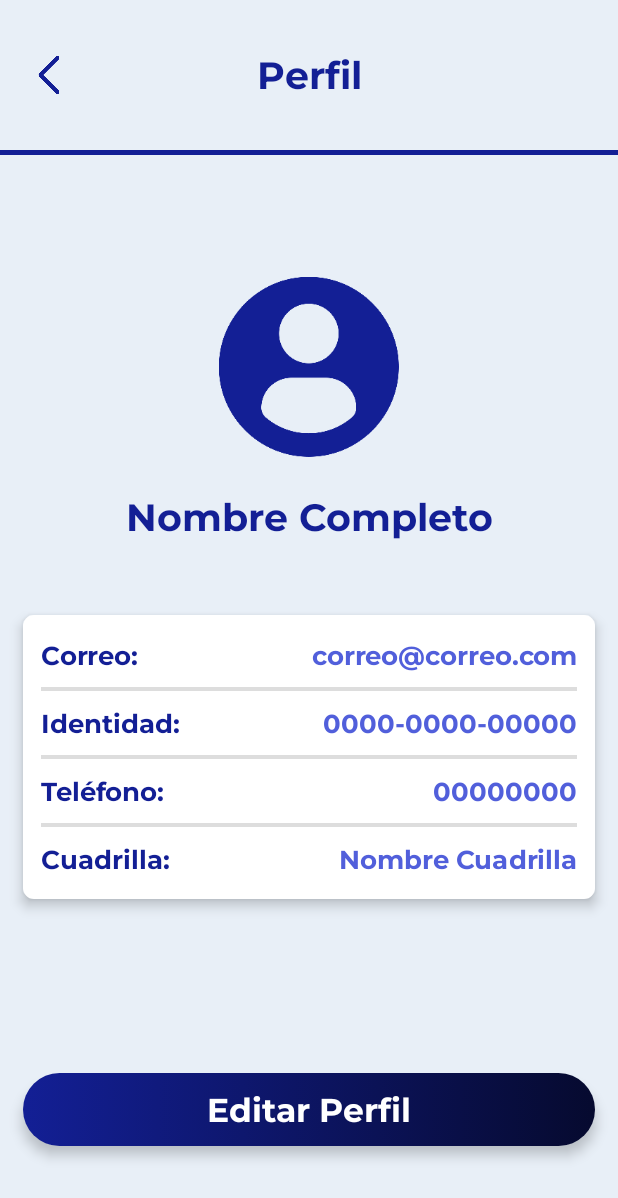
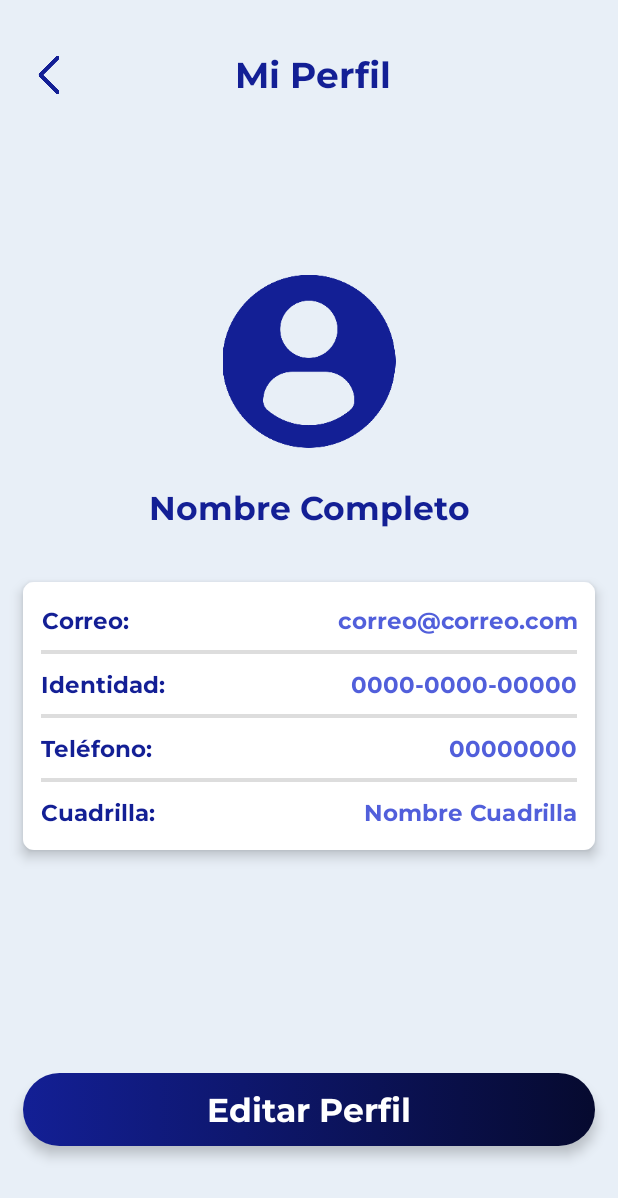
Before and after one commit to neusteromega/INGELCOM-CajaChica, an Android app: the EmpMenuPrincipal screen opened directly, with no data from a screen before it, after a tap on "Mi Perfil", on a phone screen of 412 x 824 dp. Shown: the top 1198 px of the screen. Run offline under Robolectric (Android 15) with nearby library versions, the phone set to English and light mode, and no system bars; our stand-ins replace Firebase (no records; nobody signed in at launch, a user with empty details on screens opened directly).

Commit message:
La parte de perfil, finalizada

```diff
--- a/app/src/main/java/com/ingelcom/cajachica/EmpMenuPrincipal.java
+++ b/app/src/main/java/com/ingelcom/cajachica/EmpMenuPrincipal.java
@@ -44,6 +44,7 @@
         finishAffinity(); //Cierra toda la pila de retroceso para que al dar clic en el botón de retroceso, ya no hayan activities y salga de la app
     }
 
+    //Eventos Click de los botones del menú
     public void registrarGasto(View view) {
         Utilidades.iniciarActivity(this, RegistrarEditarGasto.class, false);
     }
@@ -53,7 +54,7 @@
     }
 
     public void miPerfil(View view) {
-        Utilidades.iniciarActivity(this, Perfil.class, false);
+        Utilidades.iniciarActivityConString(this, Perfil.class, "ActivityPerfil", "PerfilEmpleado"); //Enviamos el texto "PerfilEmpleado" que ayudará a saber que el Activity "Perfil" debe mostrar los datos del Empleado actual
     }
 
     public void cerrarSesion(View view) {
--- a/app/src/main/java/com/ingelcom/cajachica/Herramientas/FirestoreCallbacks.java
+++ b/app/src/main/java/com/ingelcom/cajachica/Herramientas/FirestoreCallbacks.java
@@ -27,7 +27,11 @@
     }
 
     public interface FirestoreInsertCallback {
-        void onSuccess(String idDocumento);
+        void onSuccess(String texto);
         void onFailure(Exception e);
     }
+
+    public interface FirestoreValidationCallback {
+        void onResultado(boolean esValido); //Recibe un valor booleano
+    }
 }
--- a/app/src/main/java/com/ingelcom/cajachica/Perfil.java
+++ b/app/src/main/java/com/ingelcom/cajachica/Perfil.java
@@ -4,16 +4,157 @@
 
 import android.content.Intent;
 import android.os.Bundle;
+import android.util.Log;
 import android.view.View;
+import android.widget.LinearLayout;
+import android.widget.TextView;
+import android.widget.Toast;
 
+import com.google.firebase.auth.FirebaseAuth;
+import com.google.firebase.auth.FirebaseUser;
+import com.ingelcom.cajachica.DAO.FirestoreOperaciones;
+import com.ingelcom.cajachica.Herramientas.FirestoreCallbacks;
 import com.ingelcom.cajachica.Herramientas.Utilidades;
 
+import java.util.Map;
+
 public class Perfil extends AppCompatActivity {
+
+    private FirebaseAuth mAuth;
+    private FirebaseUser currentUser;
+    private FirestoreOperaciones oper = new FirestoreOperaciones();
+    private TextView lblTitulo, lblSeparadorTelCua, lblNombre, lblCorreo, lblIdentidad, lblTelefono, lblCuadrilla, btnEditarPerfil;
+    private LinearLayout llCuadrilla;
+    private String emailActual, nombreActivity, nombre, correo, identidad, telefono, cuadrilla, rol, estado;
 
     @Override
     protected void onCreate(Bundle savedInstanceState) {
         super.onCreate(savedInstanceState);
         setContentView(R.layout.activity_perfil);
+
+        inicializarElementos();
+        obtenerDatos();
+        establecerElementos();
+    }
+
+    private void inicializarElementos() {
+        mAuth = FirebaseAuth.getInstance(); //Creamos la instancia de Firebase Authentication
+        currentUser = mAuth.getCurrentUser(); //Obtenemos el usuario actual
+        llCuadrilla = findViewById(R.id.LLCuadrillaPerfil);
+        lblSeparadorTelCua = findViewById(R.id.lblSepTelefonoCuadrillaPerfil);
+
+        lblTitulo = findViewById(R.id.lblTituloPerfil);
+        lblNombre = findViewById(R.id.lblNombrePerfil);
+        lblCorreo = findViewById(R.id.lblCorreoPerfil);
+        lblIdentidad = findViewById(R.id.lblIdentidadPerfil);
+        lblTelefono = findViewById(R.id.lblTelefonoPerfil);
+        lblCuadrilla = findViewById(R.id.lblCuadrillaPerfil);
+        btnEditarPerfil = findViewById(R.id.btnEditarPerfil);
+    }
+
+    private void obtenerDatos() {
+        emailActual = currentUser.getEmail(); //Obtenemos el email del usuario actual
+
+        nombreActivity = Utilidades.obtenerStringExtra(this, "ActivityPerfil");
+        nombre = Utilidades.obtenerStringExtra(this, "Nombre");
+        correo = Utilidades.obtenerStringExtra(this, "Correo");
+        identidad = Utilidades.obtenerStringExtra(this, "Identidad");
+        telefono = Utilidades.obtenerStringExtra(this, "Telefono");
+        cuadrilla = Utilidades.obtenerStringExtra(this, "Cuadrilla");
+        rol = Utilidades.obtenerStringExtra(this, "Rol");
+        estado = Utilidades.obtenerStringExtra(this, "Estado");
+    }
+
+    private void establecerElementos() {
+        //Que entre al if si "nombreActivity" no es nulo
+        if (nombreActivity != null) {
+            //El "nombreActivity" nos sirve para saber la pantalla con la que trabajaremos
+            switch (nombreActivity) {
+                //Establecemos los elementos gráficos si la pantalla es "PerfilAdmin"
+                case "PerfilAdmin":
+                    perfilAdmin();
+                    break;
+
+                //Establecemos los elementos gráficos si la pantalla es "PerfilEmpleadoAdmin"
+                case "PerfilEmpleadoAdmin":
+                    perfilEmpleadoAdmin();
+                    break;
+
+                //Establecemos los elementos gráficos si la pantalla es "PerfilEmpleado"
+                case "PerfilEmpleado":
+                    perfilEmpleado();
+                    break;
+            }
+        }
+    }
+
+    private void perfilAdmin() {
+        lblTitulo.setText("Mi Perfil"); //Asignamos el titulo
+
+        //POSIBLE CAMBIO SÓLO SI UN ADMIN PUEDE PERTENECER A UNA CUADRILLA. Ocultamos el separador entre Teléfono y Cuadrilla, y el LinearLayout de Cuadrilla
+        lblSeparadorTelCua.setVisibility(View.GONE);
+        llCuadrilla.setVisibility(View.GONE);
+
+        //Llamamos el método "obtenerUnRegistro" de la clase "FirestoreOperaciones", este nos ayudará a buscar el usuario dependiendo su correo
+        oper.obtenerUnRegistro("usuarios", "Correo", emailActual, new FirestoreCallbacks.FirestoreDocumentCallback() {
+            @Override
+            public void onCallback(Map<String, Object> documento) {
+                if (documento != null) { //Si "documento" no es nulo, quiere decir que encontró el usuario mediante el correo
+                    //Asignamos la información del usuario en los elementos gráficos de la pantalla. Esta información se extrae del hashMap "documento"
+                    lblNombre.setText((String) documento.get("Nombre"));
+                    lblCorreo.setText((String) documento.get("Correo"));
+                    lblIdentidad.setText((String) documento.get("Identidad"));
+                    lblTelefono.setText((String) documento.get("Telefono"));
+                }
+                else { //Si "documento" es nulo, no se encontró el usuario en la colección, y entrará en este else
+                    Toast.makeText(Perfil.this, "USUARIO NO ENCONTRADO", Toast.LENGTH_SHORT).show();
+                }
+            }
+
+            @Override
+            public void onFailure(Exception e) {
+                Log.w("Buscar Documento", "Error al obtener el documento", e);
+            }
+        });
+    }
+
+    private void perfilEmpleadoAdmin() {
+        lblTitulo.setText("Perfil de Empleado"); //Asignamos el titulo
+
+        //Asignamos los datos del empleado a los TextViews
+        lblNombre.setText(nombre);
+        lblCorreo.setText(correo);
+        lblIdentidad.setText(identidad);
+        lblTelefono.setText(telefono);
+        lblCuadrilla.setText(cuadrilla);
+    }
+
+    private void perfilEmpleado() {
+        //Asignamos el titulo
+        lblTitulo.setText("Mi Perfil");
+
+        //Llamamos el método "obtenerUnRegistro" de la clase "FirestoreOperaciones", este nos ayudará a buscar el usuario dependiendo su correo
+        oper.obtenerUnRegistro("usuarios", "Correo", emailActual, new FirestoreCallbacks.FirestoreDocumentCallback() {
+            @Override
+            public void onCallback(Map<String, Object> documento) {
+                if (documento != null) { //Si "documento" no es nulo, quiere decir que encontró el usuario mediante el correo
+                    //Asignamos la información del usuario en los elementos gráficos de la pantalla. Esta información se extrae del hashMap
+                    lblNombre.setText((String) documento.get("Nombre"));
+                    lblCorreo.setText((String) documento.get("Correo"));
+                    lblIdentidad.setText((String) documento.get("Identidad"));
+                    lblTelefono.setText((String) documento.get("Telefono"));
+                    lblCuadrilla.setText((String) documento.get("Cuadrilla"));
+                }
+                else { //Si "documento" es nulo, no se encontró el usuario en la colección, y entrará en este else
+                    Toast.makeText(Perfil.this, "USUARIO NO ENCONTRADO", Toast.LENGTH_SHORT).show();
+                }
+            }
+
+            @Override
+            public void onFailure(Exception e) {
+                Log.w("Buscar Documento", "Error al obtener el documento", e);
+            }
+        });
     }
 
     public void editarPerfil(View view) {
--- a/app/src/main/res/layout/activity_listado_empleados.xml
+++ b/app/src/main/res/layout/activity_listado_empleados.xml
@@ -32,7 +32,6 @@
             android:layout_height="40dp"
             android:fontFamily="@font/montserrat_bold"
             android:gravity="center"
-            android:onClick="perfil"
             android:text="Listado de Empleados"
             android:textColor="@color/clr_fuente_primario"
             android:textSize="24dp"
--- a/app/src/main/res/layout/activity_perfil.xml
+++ b/app/src/main/res/layout/activity_perfil.xml
@@ -23,7 +23,7 @@
             android:gravity="center|left"
             android:orientation="horizontal"
             android:paddingLeft="20dp"
-            android:paddingRight="45dp">
+            android:paddingRight="40dp">
 
             <ImageView
                 android:id="@+id/imgRegresarPerfil"
@@ -39,7 +39,7 @@
                 android:gravity="center"
                 android:text="Perfil"
                 android:textColor="@color/clr_fuente_primario"
-                android:textSize="25dp" />
+                android:textSize="24dp" />
 
         </LinearLayout>
 
@@ -51,7 +51,8 @@
             android:background="@drawable/clr_casillaazul_separador"
             android:fontFamily="@font/montserrat_bold"
             android:gravity="center"
-            android:textSize="2dp" />
+            android:textSize="2dp"
+            android:visibility="gone" />
 
     </LinearLayout>
 
@@ -69,20 +70,22 @@
         <ImageView
             android:id="@+id/imgUsuarioPerfil"
             android:layout_width="match_parent"
-            android:layout_height="120dp"
+            android:layout_height="115dp"
             app:srcCompat="@mipmap/ico_azul_perfilusuario" />
 
         <TextView
             android:id="@+id/lblNombrePerfil"
             android:layout_width="match_parent"
-            android:layout_height="40dp"
-            android:layout_marginTop="20dp"
-            android:layout_marginBottom="30dp"
+            android:layout_height="wrap_content"
+            android:layout_marginLeft="15dp"
+            android:layout_marginTop="25dp"
+            android:layout_marginRight="15dp"
+            android:layout_marginBottom="20dp"
             android:fontFamily="@font/montserrat_bold"
             android:gravity="center"
             android:text="Nombre Completo"
             android:textColor="@color/clr_fuente_primario"
-            android:textSize="25dp" />
+            android:textSize="22dp" />
 
         <LinearLayout
             android:id="@+id/LLDatosPerfil"
@@ -112,19 +115,22 @@
                     android:layout_height="wrap_content"
                     android:layout_marginRight="5dp"
                     android:fontFamily="@font/montserrat_bold"
+                    android:gravity="center"
                     android:text="Correo:"
                     android:textColor="@color/clr_fuente_primario"
-                    android:textSize="17dp" />
+                    android:textSize="15dp" />
 
                 <TextView
                     android:id="@+id/lblCorreoPerfil"
                     android:layout_width="match_parent"
                     android:layout_height="wrap_content"
+                    android:ellipsize="end"
                     android:fontFamily="@font/montserrat_bold"
                     android:gravity="right"
+                    android:maxLines="2"
                     android:text="correo@correo.com"
                     android:textColor="@color/clr_fuente_secundario"
-                    android:textSize="17dp" />
+                    android:textSize="15dp" />
             </LinearLayout>
 
             <TextView
@@ -152,7 +158,7 @@
                     android:fontFamily="@font/montserrat_bold"
                     android:text="Identidad:"
                     android:textColor="@color/clr_fuente_primario"
-                    android:textSize="17dp" />
+                    android:textSize="15dp" />
 
                 <TextView
                     android:id="@+id/lblIdentidadPerfil"
@@ -162,7 +168,7 @@
                     android:gravity="right"
                     android:text="0000-0000-00000"
                     android:textColor="@color/clr_fuente_secundario"
-                    android:textSize="17dp" />
+                    android:textSize="15dp" />
             </LinearLayout>
 
             <TextView
@@ -190,7 +196,7 @@
                     android:fontFamily="@font/montserrat_bold"
                     android:text="Teléfono:"
                     android:textColor="@color/clr_fuente_primario"
-                    android:textSize="17dp" />
+                    android:textSize="15dp" />
 
                 <TextView
                     android:id="@+id/lblTelefonoPerfil"
@@ -200,7 +206,7 @@
                     android:gravity="right"
                     android:text="00000000"
                     android:textColor="@color/clr_fuente_secundario"
-                    android:textSize="17dp" />
+                    android:textSize="15dp" />
             </LinearLayout>
 
             <TextView
@@ -228,7 +234,7 @@
                     android:fontFamily="@font/montserrat_bold"
                     android:text="Cuadrilla:"
                     android:textColor="@color/clr_fuente_primario"
-                    android:textSize="17dp" />
+                    android:textSize="15dp" />
 
                 <TextView
                     android:id="@+id/lblCuadrillaPerfil"
@@ -238,7 +244,7 @@
                     android:gravity="right"
                     android:text="Nombre Cuadrilla"
                     android:textColor="@color/clr_fuente_secundario"
-                    android:textSize="17dp" />
+                    android:textSize="15dp" />
             </LinearLayout>
 
 
```
Also changed, not shown: app/src/main/java/com/ingelcom/cajachica/AgregarEditarPerfil.java (+9 -6 lines), app/src/main/java/com/ingelcom/cajachica/DAO/FirestoreOperaciones.java (+24 -17 lines), app/src/main/java/com/ingelcom/cajachica/DAO/Usuario.java (+17 -40 lines), app/src/main/java/com/ingelcom/cajachica/Fragmentos/FragAdmUsuarios.java (+3 -7 lines), app/src/main/java/com/ingelcom/cajachica/Fragmentos/FragCrearCorreoContrasena.java (+4 -5 lines), app/src/main/java/com/ingelcom/cajachica/Herramientas/Utilidades.java (+18 -1 lines), app/src/main/java/com/ingelcom/cajachica/ListadoEmpleados.java (+30 -9 lines), app/src/main/java/com/ingelcom/cajachica/Modelos/EmpleadosItems.java (+41 -1 lines).
